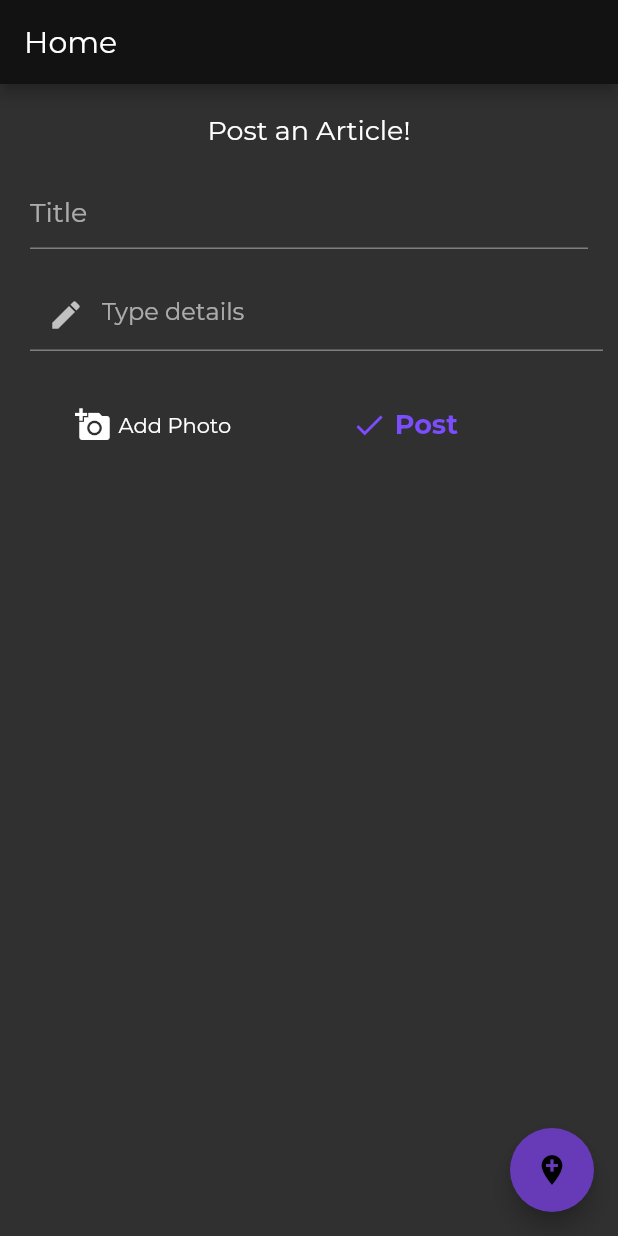
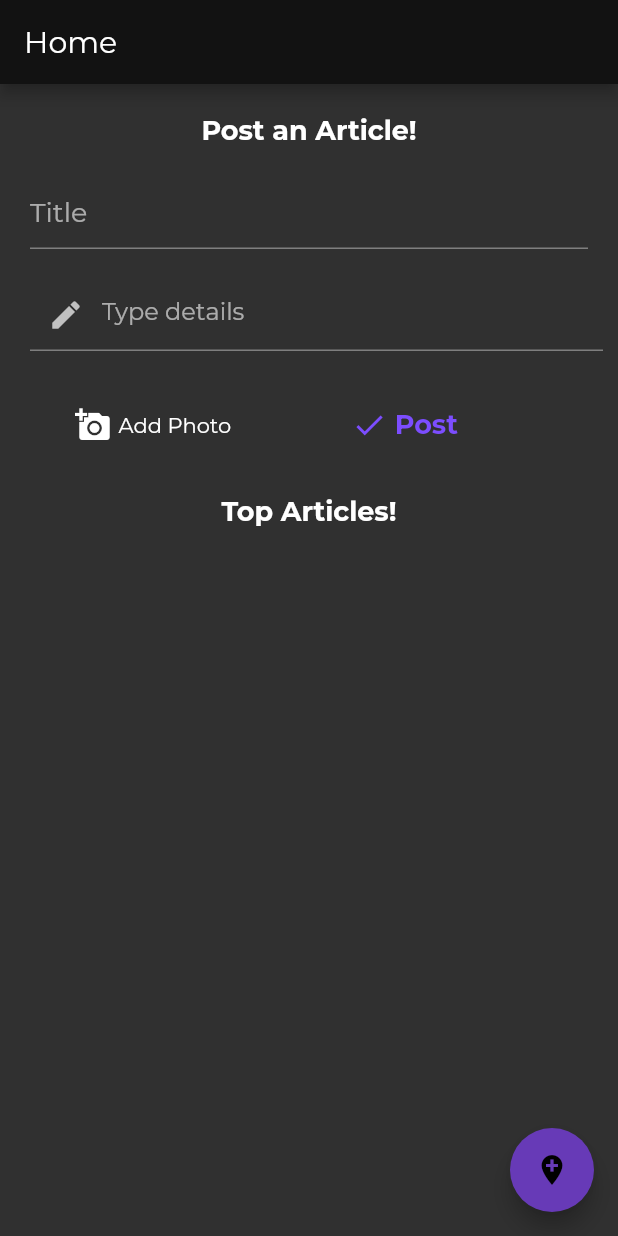
Before and after one commit to Faria-Binte-Kader/GhuraGhuri_MAD, a Flutter app: the Home screen opened directly, on a phone screen of 412 x 824 dp. Run offline on Flutter 3.47's test engine with Material 2 defaults, Android fonts, the phone set to English and light mode, and no system bars; our stand-ins replace cloud_firestore, firebase_auth, firebase_core, firebase_storage, fluttertoast, get and 1 more; accounts and stored records are empty.

Commit message:
showed article

```diff
--- /dev/null
+++ b/lib/ModelArticle.dart
@@ -0,0 +1,10 @@
+class ModelArticle{
+  String title;
+  int like;
+  int dislike;
+  String description;
+  String url;
+
+  ModelArticle(this.title,this.description,this.like, this.dislike, this.url);
+
+}
--- a/lib/home.dart
+++ b/lib/home.dart
@@ -1,9 +1,11 @@
 
 import 'dart:io';
 
+import 'package:cloud_firestore/cloud_firestore.dart';
 import 'package:flutter/cupertino.dart';
 import 'package:flutter/material.dart';
 import 'package:fluttertoast/fluttertoast.dart';
+import 'package:ghuraghuri/ModelArticle.dart';
 import 'package:ghuraghuri/addplace.dart';
 import 'package:image_picker/image_picker.dart';
 import 'package:firebase_storage/firebase_storage.dart' as firebase_storage;
@@ -26,6 +28,34 @@ class _HomeState extends State<Home> {
   bool load=false;
   Future<String>? imgurl;
   final ImagePicker _picker = ImagePicker();
+  List<ModelArticle> articleList = [];
+
+  fetchArticleList() async {
+    String title, desc, url;
+    int like, dislike;
+
+    FirebaseFirestore.instance.collection('Article').get()
+        .then((QuerySnapshot querySnapshot) {
+          querySnapshot.docs.forEach((products) {
+        title=products["Title"];
+        desc=products["Description"];
+        url=products["Url"];
+        like=products["Like"];
+        dislike=products["Dislike"];
+        setState(() {
+          articleList.add(ModelArticle(title,  desc, like, dislike, url));
+        });
+      });
+    });
+  }
+
+  @override
+  initState()  {
+    // TODO: implement initState
+    super.initState();
+    fetchArticleList();
+
+  }
 
 
   Future getimage() async{
@@ -63,14 +93,15 @@ class _HomeState extends State<Home> {
       ),
       body: SingleChildScrollView(
         child: Column(
-    mainAxisAlignment: MainAxisAlignment.center,
+    mainAxisAlignment: MainAxisAlignment.start,
+
     children: <Widget>[
            Column(
              children: [
                Container(
                    margin: const EdgeInsets.fromLTRB(20, 20, 20, 0),
                    child: const Text("Post an Article!",
-                   style: TextStyle(fontSize: 18),)),
+                     style: TextStyle(fontSize: 18,fontWeight: FontWeight.bold, ),)),
                Container(
                  margin: const EdgeInsets.fromLTRB(20, 20, 20, 0),
                  child: TextField(
@@ -159,7 +190,73 @@ class _HomeState extends State<Home> {
                  ],
                ),
              ],
+           ),
+        Container(
+            margin: const EdgeInsets.fromLTRB(20, 35, 20, 0),
+            child: const Text("Top Articles!",
+              style: TextStyle(fontSize: 18, fontWeight: FontWeight.bold,),)),
+        Container(
+          margin: const EdgeInsets.fromLTRB(0, 20, 0, 0),
+          height: 300,
+          child: ListView.builder(
+            physics: const AlwaysScrollableScrollPhysics(),
+            shrinkWrap: true,
+            scrollDirection: Axis.horizontal,
+            itemBuilder: (context, i) {
+              return Container(
+                height: 350,
+                width: 300,
+                child: GestureDetector(
+                  onTap: (){
+                    String title= articleList[i].title;
+                   /* Navigator.push(
+                        context,
+                        MaterialPageRoute(builder: (context) =>  ProductDetails(name: name, quantity: q, desc: des, url: u, price: pr)));*/},
+                  child: Card(
+                    child: Padding(
+                      padding: const EdgeInsets.all(8.0),
+                      child: Column(
+                        crossAxisAlignment: CrossAxisAlignment.start,
+                        children: <Widget>[
+                          Container(
+                            height: 230,
+                            child: Image.network(articleList[i].url ?? "No images",
+                              fit: BoxFit.cover,),
+                          ),
+                          Container(
+                            padding: const EdgeInsets.all(10.0),
+                            color: Colors.black12,
+                            child: Row(
+                              mainAxisAlignment: MainAxisAlignment.spaceBetween,
+                              children: [
+                                Flexible(
+                                  child: RichText(
+                                    overflow: TextOverflow.ellipsis,
+                                    text: TextSpan(
+                                        style: TextStyle(color: Colors.white, fontSize: 15),
+                                        text: articleList[i].title ?? ""),
+                                  ),
+                                ),
+                                GestureDetector(
+                                    onTap: (){
+                                      String title= articleList[i].title;
+                                     /* Navigator.push(
+                                          context,
+                                          MaterialPageRoute(builder: (context) =>  ProductDetails(name: name, quantity: q, desc: des, url: u, price: pr)));*/},
+                                    child: Icon(Icons.arrow_right)),
+                              ],
+                            ),
                           )
+                        ],
+                      ),
+                    ),
+                  ),
+                ),
+              );
+            },
+            itemCount: articleList.length,
+          ),
+        ),
     ]
           ),
       ),
```
Lines whose indentation alone changed are shown as unchanged.
